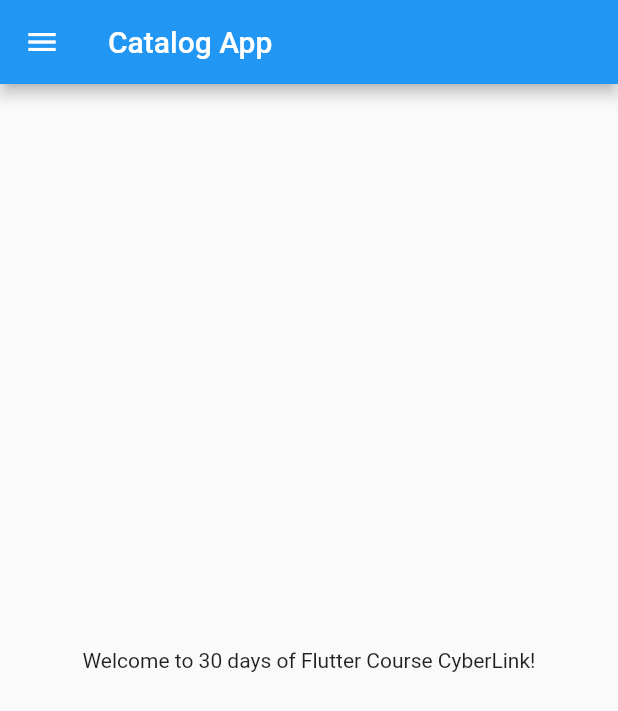
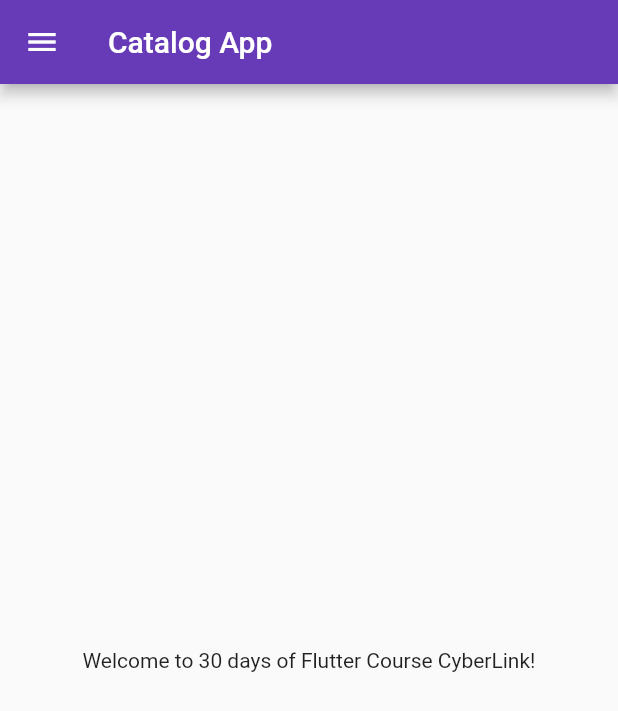
Before and after one commit to imrezaul/30DaysOfFlutter, a Flutter app: the screen it shows after launch, on a phone screen of 412 x 824 dp. Shown: the top 711 px of the screen. Run offline on Flutter 3.47's test engine with Material 2 defaults, Android fonts, the phone set to English and light mode, and no system bars.

Commit message:
Day 3 Completed

```diff
--- a/lib/main.dart
+++ b/lib/main.dart
@@ -1,5 +1,8 @@
+// ignore_for_file: prefer_const_constructors
+
 import 'package:flutter/material.dart';
-import './home_page.dart';
+import 'package:flutter_catalog/pages/login_page.dart';
+import 'pages/home_page.dart';
 
 void main() {
   runApp(MyApp());
@@ -9,7 +12,18 @@ class MyApp extends StatelessWidget {
   @override
   Widget build(BuildContext context) {
     return MaterialApp(
-      home: HomePage(),
+      //home: HomePage(),
+      themeMode: ThemeMode.light,
+      theme: ThemeData(primarySwatch: Colors.deepPurple),
+      darkTheme: ThemeData(
+        brightness: Brightness.dark,
+      ),
+      initialRoute: "/home",
+      routes: {
+        "/": (context) => LoginPage(),
+        "/home": (context) => HomePage(),
+        "/login": (context) => LoginPage(),
+      },
     );
   }
 }
```
Also changed, not shown: lib/pages/login_page.dart (added, +24 -0 lines), lib/pages/home_page.dart (renamed from lib/home_page.dart).
